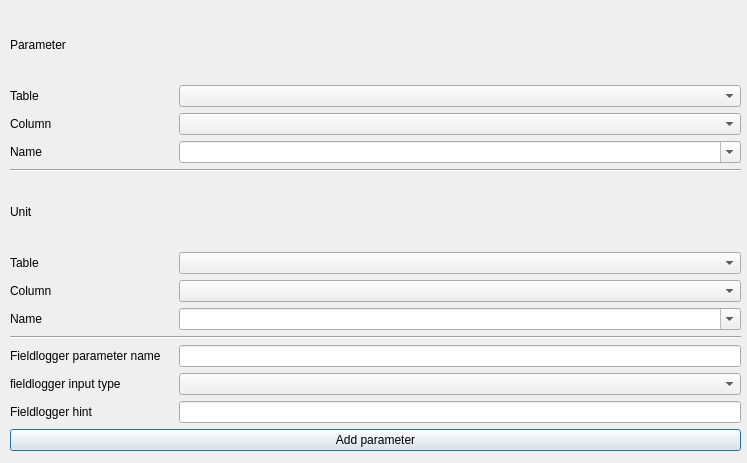
Above: ui/fieldlogger_parameter_browser.ui from jkall/qgis-midvatten-plugin before the change. Below: the same form after it.
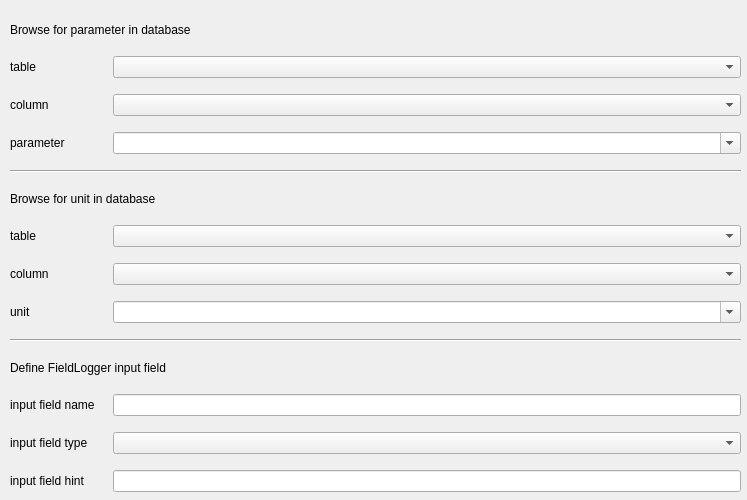
That is the form after the change.

Commit message: Some  name changes (not done with all yet)

Patch:
```diff
--- a/ui/fieldlogger_parameter_browser.ui
+++ b/ui/fieldlogger_parameter_browser.ui
@@ -13,7 +13,7 @@
     <x>0</x>
     <y>0</y>
     <width>747</width>
-    <height>463</height>
+    <height>500</height>
    </rect>
   </property>
   <property name="sizePolicy">
@@ -25,13 +25,13 @@
   <property name="minimumSize">
    <size>
     <width>747</width>
-    <height>463</height>
+    <height>500</height>
    </size>
   </property>
   <property name="maximumSize">
    <size>
     <width>747</width>
-    <height>463</height>
+    <height>500</height>
    </size>
   </property>
   <property name="windowTitle">
@@ -49,16 +49,16 @@
      <x>10</x>
      <y>10</y>
      <width>731</width>
-     <height>441</height>
+     <height>531</height>
     </rect>
    </property>
    <layout class="QHBoxLayout" name="horizontalLayout">
     <item>
      <layout class="QGridLayout" name="gridLayout">
-      <item row="12" column="0">
+      <item row="15" column="0">
        <widget class="QLabel" name="label_8">
         <property name="text">
-         <string>Fieldlogger hint</string>
+         <string>input field hint</string>
         </property>
        </widget>
       </item>
@@ -72,7 +72,7 @@
       <item row="7" column="3">
        <widget class="QComboBox" name="_unit_columns"/>
       </item>
-      <item row="13" column="0" colspan="4">
+      <item row="16" column="0" colspan="4">
        <widget class="QPushButton" name="add_parameter_button">
         <property name="text">
          <string>Add parameter</string>
@@ -82,31 +82,31 @@
       <item row="6" column="3">
        <widget class="QComboBox" name="_unit_table"/>
       </item>
-      <item row="11" column="0">
+      <item row="14" column="0">
        <widget class="QLabel" name="label_7">
         <property name="text">
-         <string>fieldlogger input type</string>
+         <string>input field type</string>
         </property>
        </widget>
       </item>
       <item row="2" column="0" colspan="2">
        <widget class="QLabel" name="label_2">
         <property name="text">
-         <string>Column</string>
+         <string>column</string>
         </property>
        </widget>
       </item>
       <item row="7" column="0" colspan="2">
        <widget class="QLabel" name="label_4">
         <property name="text">
-         <string>Column</string>
+         <string>column</string>
         </property>
        </widget>
       </item>
-      <item row="12" column="3">
+      <item row="15" column="3">
        <widget class="QLineEdit" name="_hint"/>
       </item>
-      <item row="10" column="3">
+      <item row="13" column="3">
        <widget class="QLineEdit" name="_combined_name">
         <property name="text">
          <string/>
@@ -130,65 +130,99 @@
       <item row="1" column="0" colspan="2">
        <widget class="QLabel" name="label">
         <property name="text">
-         <string>Table</string>
+         <string>table</string>
         </property>
        </widget>
       </item>
-      <item row="5" column="0" colspan="4">
-       <widget class="QLabel" name="label_10">
-        <property name="text">
-         <string>Unit</string>
-        </property>
-       </widget>
+      <item row="14" column="3">
+       <widget class="QComboBox" name="_input_type"/>
       </item>
       <item row="8" column="0" colspan="2">
        <widget class="QLabel" name="label_6">
         <property name="text">
-         <string>Name</string>
-        </property>
-       </widget>
-      </item>
-      <item row="11" column="3">
-       <widget class="QComboBox" name="_input_type"/>
-      </item>
-      <item row="6" column="0" colspan="2">
-       <widget class="QLabel" name="label_5">
-        <property name="text">
-         <string>Table</string>
+         <string>unit</string>
         </property>
        </widget>
       </item>
       <item row="1" column="3">
        <widget class="QComboBox" name="_parameter_table"/>
       </item>
-      <item row="10" column="0">
+      <item row="6" column="0" colspan="2">
+       <widget class="QLabel" name="label_5">
+        <property name="text">
+         <string>table</string>
+        </property>
+       </widget>
+      </item>
+      <item row="2" column="3">
+       <widget class="QComboBox" name="_parameter_columns"/>
+      </item>
+      <item row="13" column="0">
        <widget class="QLabel" name="label_11">
         <property name="text">
-         <string>Fieldlogger parameter name</string>
+         <string>input field name</string>
         </property>
        </widget>
       </item>
       <item row="3" column="0" colspan="2">
        <widget class="QLabel" name="label_3">
         <property name="text">
-         <string>Name</string>
+         <string>parameter</string>
         </property>
        </widget>
       </item>
-      <item row="2" column="3">
-       <widget class="QComboBox" name="_parameter_columns"/>
+      <item row="10" column="0" colspan="4">
+       <widget class="Line" name="line_2">
+        <property name="orientation">
+         <enum>Qt::Horizontal</enum>
+        </property>
+       </widget>
       </item>
       <item row="0" column="0" colspan="4">
        <widget class="QLabel" name="label_9">
+        <property name="minimumSize">
+         <size>
+          <width>0</width>
+          <height>10</height>
+         </size>
+        </property>
+        <property name="maximumSize">
+         <size>
+          <width>16777215</width>
+          <height>20</height>
+         </size>
+        </property>
         <property name="text">
-         <string>Parameter</string>
+         <string>Browse for parameter in database</string>
         </property>
        </widget>
       </item>
-      <item row="9" column="0" colspan="4">
-       <widget class="Line" name="line_2">
-        <property name="orientation">
-         <enum>Qt::Horizontal</enum>
+      <item row="11" column="0" colspan="4">
+       <widget class="QLabel" name="label_12">
+        <property name="maximumSize">
+         <size>
+          <width>16777215</width>
+          <height>20</height>
+         </size>
+        </property>
+        <property name="text">
+         <string>Define FieldLogger input field</string>
+        </property>
+        <property name="Fieldlogger input fields" stdset="0">
+         <string>TextLabel</string>
+        </property>
+       </widget>
+      </item>
+      <item row="5" column="0" colspan="4">
+       <widget class="QLabel" name="label_10">
+        <property name="maximumSize">
+         <size>
+          <width>16777215</width>
+          <height>20</height>
+         </size>
+        </property>
+        <property name="text">
+         <string>Browse for unit in database</string>
         </property>
        </widget>
       </item>
```
The commit also changes 1 other file.
